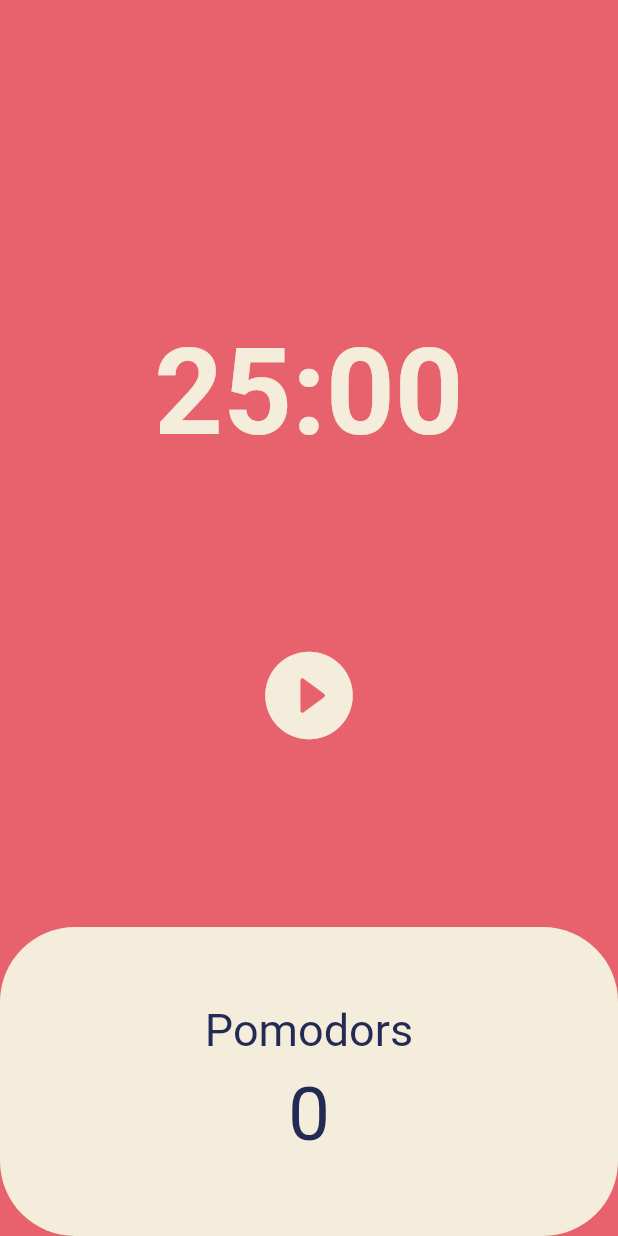
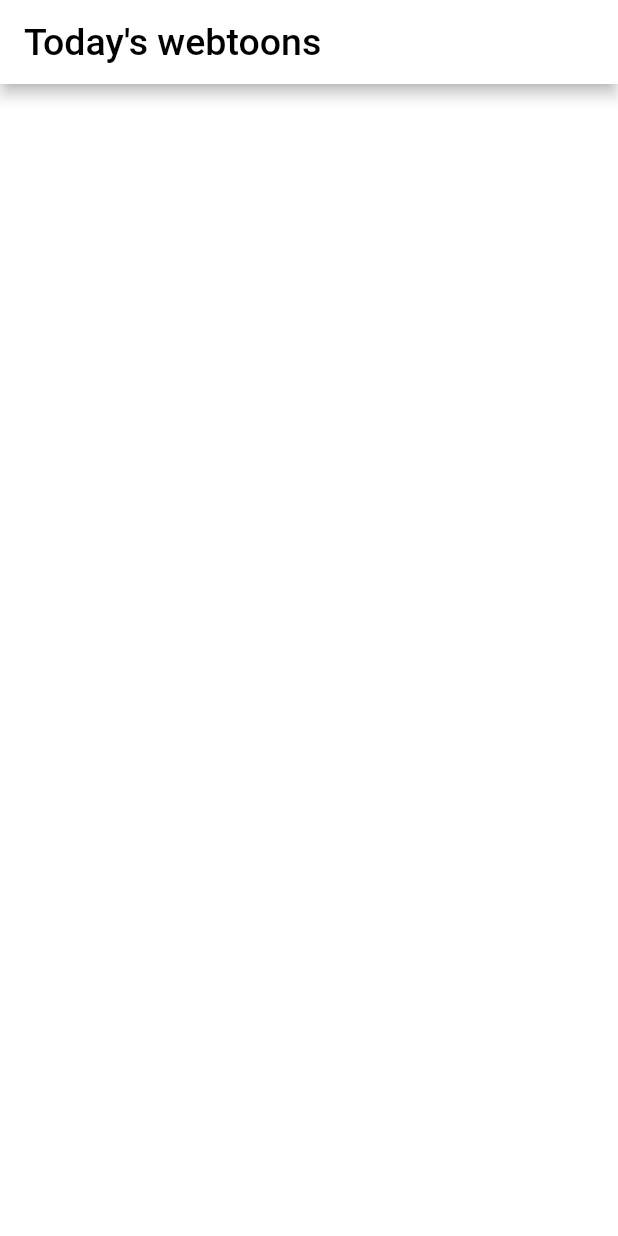
Before and after one commit to grootwo/Flutter-studying, a Flutter app: the screen it shows after launch, on a phone screen of 412 x 824 dp. Run offline on Flutter 3.47's test engine with Material 2 defaults, Android fonts, the phone set to English and light mode, and no system bars; our stand-ins replace flutter_time_picker_spinner.

Commit message:
Start new webtoon app and tudy up files

```diff
--- a/toonlinkers/lib/main.dart
+++ b/toonlinkers/lib/main.dart
@@ -1,5 +1,5 @@
 import 'package:flutter/material.dart';
-import 'package:toonlinkers/screens/home_screen.dart';
+import 'package:toonlinkers/screens/home_screen_for_webtoon.dart';
 
 void main() {
   runApp(const App());
@@ -10,18 +10,8 @@ class App extends StatelessWidget {
 
   @override
   Widget build(BuildContext context) {
-    return MaterialApp(
-      theme: ThemeData(
-        colorScheme:
-            ColorScheme.fromSwatch(backgroundColor: const Color(0xFFE7626C)),
-        textTheme: const TextTheme(
-          bodyLarge: TextStyle(
-            color: Color(0xFF232B55),
-          ),
-        ),
-        cardColor: const Color(0xFFF4EDDB),
-      ),
-      home: const HomeScreen(),
+    return const MaterialApp(
+      home: HomeScreen(),
     );
   }
 }
--- /dev/null
+++ b/toonlinkers/lib/screens/home_screen_for_webtoon.dart
@@ -0,0 +1,22 @@
+import 'package:flutter/material.dart';
+
+class HomeScreen extends StatelessWidget {
+  const HomeScreen({super.key});
+
+  @override
+  Widget build(BuildContext context) {
+    return Scaffold(
+      backgroundColor: Colors.white,
+      appBar: AppBar(
+        backgroundColor: Colors.white,
+        title: const Text(
+          'Today\'s webtoons',
+          style: TextStyle(
+            fontSize: 25,
+            color: Colors.black,
+          ),
+        ),
+      ),
+    );
+  }
+}
```
Also changed, not shown: toonlinkers/lib/screens/home_screen_for_pomodoro.dart (renamed from toonlinkers/lib/screens/home_screen.dart).
